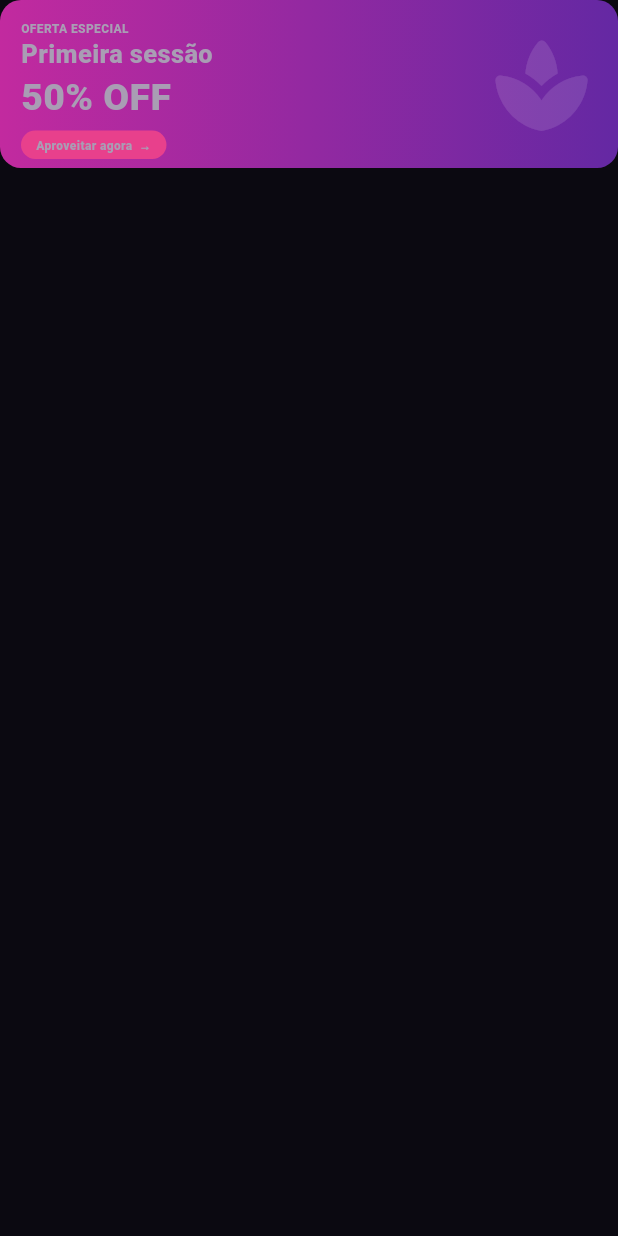
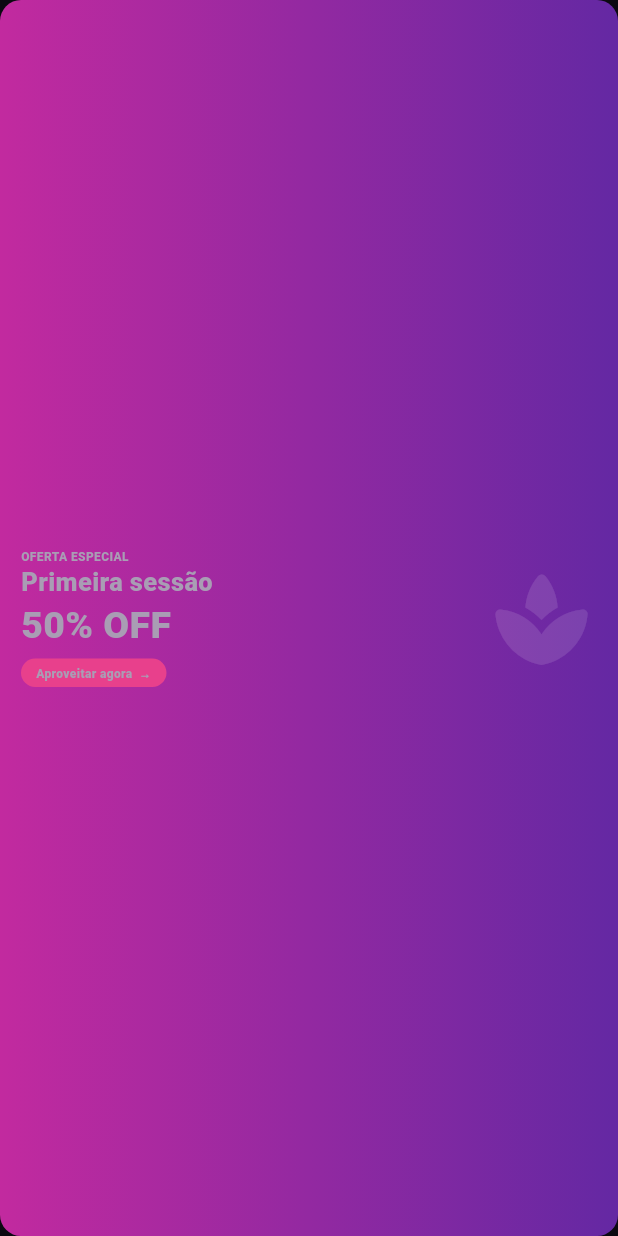
Before and after one commit to rdiasntac-dev/redglow, a Flutter app: the _OfferCard widget shown alone on an empty page, opened directly, on a phone screen of 412 x 824 dp. Run offline on Flutter 3.47's test engine with Material 3 defaults, Android fonts, the phone set to English and light mode, and no system bars; network calls fail.

Commit message:
Corrige overflow do card de oferta

```diff
--- a/lib/screens/home_screen.dart
+++ b/lib/screens/home_screen.dart
@@ -638,7 +638,7 @@ class _OfferCard extends StatelessWidget {
   @override
   Widget build(BuildContext context) {
     return Container(
-      height: 112,
+      constraints: const BoxConstraints(minHeight: 112),
       padding: const EdgeInsets.all(14),
       decoration: BoxDecoration(
         borderRadius: BorderRadius.circular(AppRadius.md),
```
